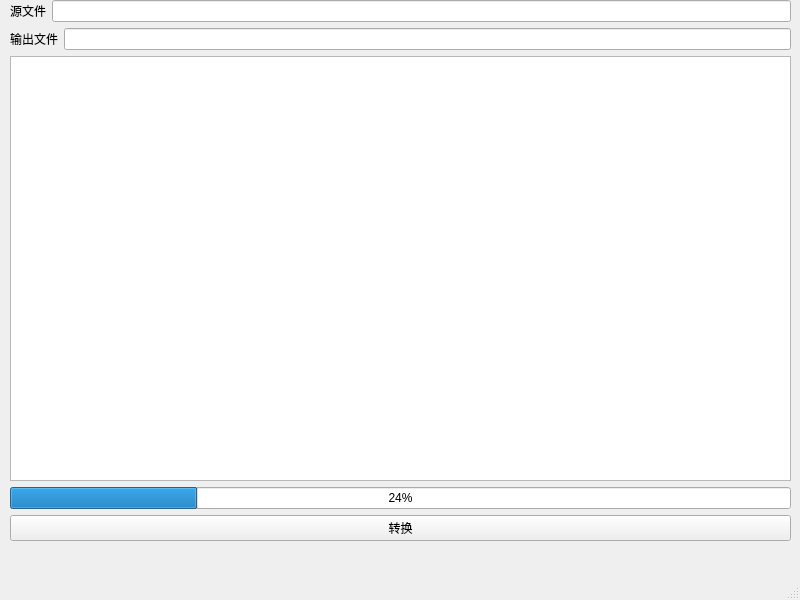
Before: the Qt Designer form mainwindow.ui in Edge2020/Pic2HpGii, drawn with Qt 5.
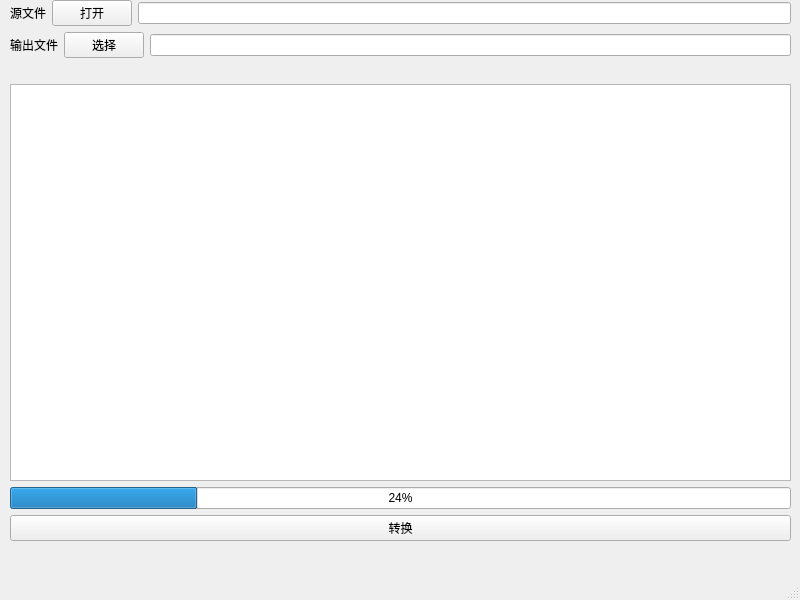
After: the same form once the commit is applied.

Patch:
```diff
--- a/mainwindow.ui
+++ b/mainwindow.ui
@@ -47,6 +47,13 @@
            </property>
           </widget>
          </item>
+         <item>
+          <widget class="QPushButton" name="choose_in">
+           <property name="text">
+            <string>打开</string>
+           </property>
+          </widget>
+         </item>
          <item>
           <widget class="QLineEdit" name="input"/>
          </item>
@@ -61,6 +68,13 @@
            </property>
           </widget>
          </item>
+         <item>
+          <widget class="QPushButton" name="choose_out">
+           <property name="text">
+            <string>选择</string>
+           </property>
+          </widget>
+         </item>
          <item>
           <widget class="QLineEdit" name="output"/>
          </item>
@@ -68,6 +82,19 @@
        </item>
       </layout>
      </item>
+     <item>
+      <spacer name="horizontalSpacer">
+       <property name="orientation">
+        <enum>Qt::Horizontal</enum>
+       </property>
+       <property name="sizeHint" stdset="0">
+        <size>
+         <width>40</width>
+         <height>20</height>
+        </size>
+       </property>
+      </spacer>
+     </item>
      <item>
       <widget class="QTextEdit" name="outinfo"/>
      </item>
```
